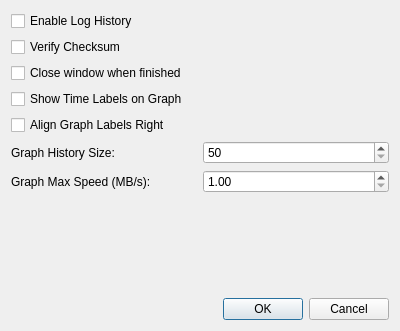
Above: src/Settings.ui from silo0074/Movero before the change. Below: the same form after it.
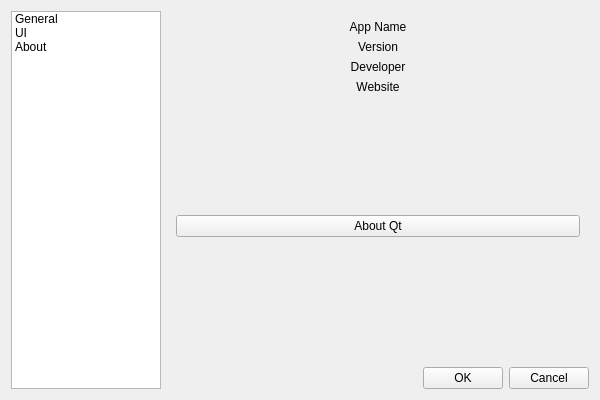
That is the form after the change. The open tabs and pages were chosen to show the change.

Patch:
```diff
--- a/src/Settings.ui
+++ b/src/Settings.ui
@@ -1,19 +1,53 @@
 <?xml version="1.0" encoding="UTF-8"?>
 <ui version="4.0">
  <class>Settings</class>
- <widget class="QDialog" name="Settings">
+ <widget class="QWidget" name="Settings">
   <property name="geometry">
    <rect>
     <x>0</x>
     <y>0</y>
-    <width>400</width>
-    <height>331</height>
+    <width>600</width>
+    <height>400</height>
    </rect>
   </property>
   <property name="windowTitle">
    <string>Settings</string>
   </property>
-  <layout class="QVBoxLayout" name="verticalLayout">
+  <layout class="QHBoxLayout" name="horizontalLayout_Main">
+   <item>
+    <widget class="QListWidget" name="listWidgetMenu">
+     <property name="maximumSize">
+      <size>
+       <width>150</width>
+       <height>16777215</height>
+      </size>
+     </property>
+     <item>
+      <property name="text">
+       <string>General</string>
+      </property>
+     </item>
+     <item>
+      <property name="text">
+       <string>UI</string>
+      </property>
+     </item>
+     <item>
+      <property name="text">
+       <string>About</string>
+      </property>
+     </item>
+    </widget>
+   </item>
+   <item>
+    <layout class="QVBoxLayout" name="verticalLayout_Right">
+     <item>
+      <widget class="QStackedWidget" name="stackedWidget">
+       <property name="currentIndex">
+        <number>1</number>
+       </property>
+       <widget class="QWidget" name="page_1">
+        <layout class="QVBoxLayout" name="verticalLayout_Page1">
    <item>
     <widget class="QCheckBox" name="checkLogHistory">
      <property name="text">
@@ -36,6 +70,23 @@
     </widget>
    </item>
    <item>
+          <spacer name="verticalSpacer_1">
+           <property name="orientation">
+            <enum>Qt::Orientation::Vertical</enum>
+           </property>
+           <property name="sizeHint" stdset="0">
+            <size>
+             <width>20</width>
+             <height>40</height>
+            </size>
+           </property>
+          </spacer>
+         </item>
+        </layout>
+       </widget>
+       <widget class="QWidget" name="page_2">
+        <layout class="QVBoxLayout" name="verticalLayout_Page2">
+         <item>
     <widget class="QCheckBox" name="checkTimeLabels">
      <property name="text">
       <string>Show Time Labels on Graph</string>
@@ -50,7 +101,7 @@
     </widget>
    </item>
    <item>
-    <layout class="QHBoxLayout" name="horizontalLayout">
+          <layout class="QHBoxLayout" name="horizontalLayout_Hist">
      <item>
       <widget class="QLabel" name="label">
        <property name="text">
@@ -71,7 +122,7 @@
     </layout>
    </item>
    <item>
-    <layout class="QHBoxLayout" name="horizontalLayout_2">
+          <layout class="QHBoxLayout" name="horizontalLayout_Speed">
      <item>
       <widget class="QLabel" name="label_2">
        <property name="text">
@@ -92,7 +143,17 @@
     </layout>
    </item>
    <item>
-    <spacer name="verticalSpacer">
+          <widget class="QCheckBox" name="checkTestMode">
+           <property name="toolTip">
+            <string>No data will be copied to disk</string>
+           </property>
+           <property name="text">
+            <string>Preview file transfer window</string>
+           </property>
+          </widget>
+         </item>
+         <item>
+          <spacer name="verticalSpacer_2">
      <property name="orientation">
       <enum>Qt::Orientation::Vertical</enum>
      </property>
@@ -104,15 +165,122 @@
      </property>
     </spacer>
    </item>
+        </layout>
+       </widget>
+       <widget class="QWidget" name="page_3">
+        <layout class="QVBoxLayout" name="verticalLayout_Page3">
    <item>
-    <widget class="QDialogButtonBox" name="buttonBox">
+          <widget class="QLabel" name="lblAppName">
+           <property name="text">
+            <string>App Name</string>
+           </property>
+           <property name="alignment">
+            <set>Qt::AlignmentFlag::AlignCenter</set>
+           </property>
+          </widget>
+         </item>
+         <item>
+          <widget class="QLabel" name="lblVersion">
+           <property name="text">
+            <string>Version</string>
+           </property>
+           <property name="alignment">
+            <set>Qt::AlignmentFlag::AlignCenter</set>
+           </property>
+          </widget>
+         </item>
+         <item>
+          <widget class="QLabel" name="lblDeveloper">
+           <property name="text">
+            <string>Developer</string>
+           </property>
+           <property name="alignment">
+            <set>Qt::AlignmentFlag::AlignCenter</set>
+           </property>
+          </widget>
+         </item>
+         <item>
+          <widget class="QLabel" name="lblWebsite">
+           <property name="text">
+            <string>Website</string>
+           </property>
+           <property name="alignment">
+            <set>Qt::AlignmentFlag::AlignCenter</set>
+           </property>
+           <property name="openExternalLinks">
+            <bool>true</bool>
+           </property>
+          </widget>
+         </item>
+         <item>
+          <spacer name="verticalSpacer_3a">
+           <property name="orientation">
+            <enum>Qt::Orientation::Vertical</enum>
+           </property>
+           <property name="sizeHint" stdset="0">
+            <size>
+             <width>20</width>
+             <height>40</height>
+            </size>
+           </property>
+          </spacer>
+         </item>
+         <item>
+          <widget class="QPushButton" name="btnAboutQt">
+           <property name="text">
+            <string>About Qt</string>
+           </property>
+          </widget>
+         </item>
+         <item>
+          <spacer name="verticalSpacer_3b">
+           <property name="orientation">
+            <enum>Qt::Orientation::Vertical</enum>
+           </property>
+           <property name="sizeHint" stdset="0">
+            <size>
+             <width>20</width>
+             <height>40</height>
+            </size>
+           </property>
+          </spacer>
+         </item>
+        </layout>
+       </widget>
+      </widget>
+     </item>
+     <item>
+      <layout class="QHBoxLayout" name="horizontalLayout_Buttons">
+       <item>
+        <spacer name="horizontalSpacer">
      <property name="orientation">
       <enum>Qt::Orientation::Horizontal</enum>
      </property>
-     <property name="standardButtons">
-      <set>QDialogButtonBox::StandardButton::Cancel|QDialogButtonBox::StandardButton::Ok</set>
-     </property>
-    </widget>
+         <property name="sizeHint" stdset="0">
+          <size>
+           <width>40</width>
+           <height>20</height>
+          </size>
+         </property>
+        </spacer>
+       </item>
+       <item>
+        <widget class="QPushButton" name="btnOK">
+         <property name="text">
+          <string>OK</string>
+         </property>
+        </widget>
+       </item>
+       <item>
+        <widget class="QPushButton" name="btnCancel">
+         <property name="text">
+          <string>Cancel</string>
+         </property>
+        </widget>
+       </item>
+      </layout>
+     </item>
+    </layout>
    </item>
   </layout>
  </widget>
```
Lines whose indentation alone changed are shown as unchanged.
